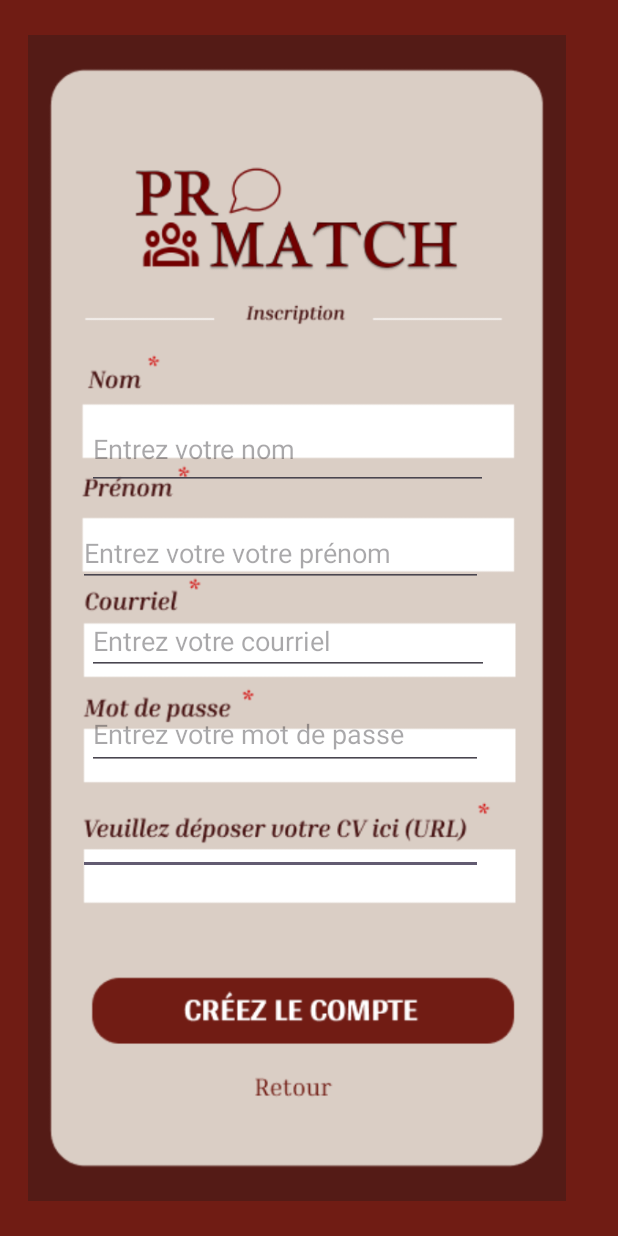
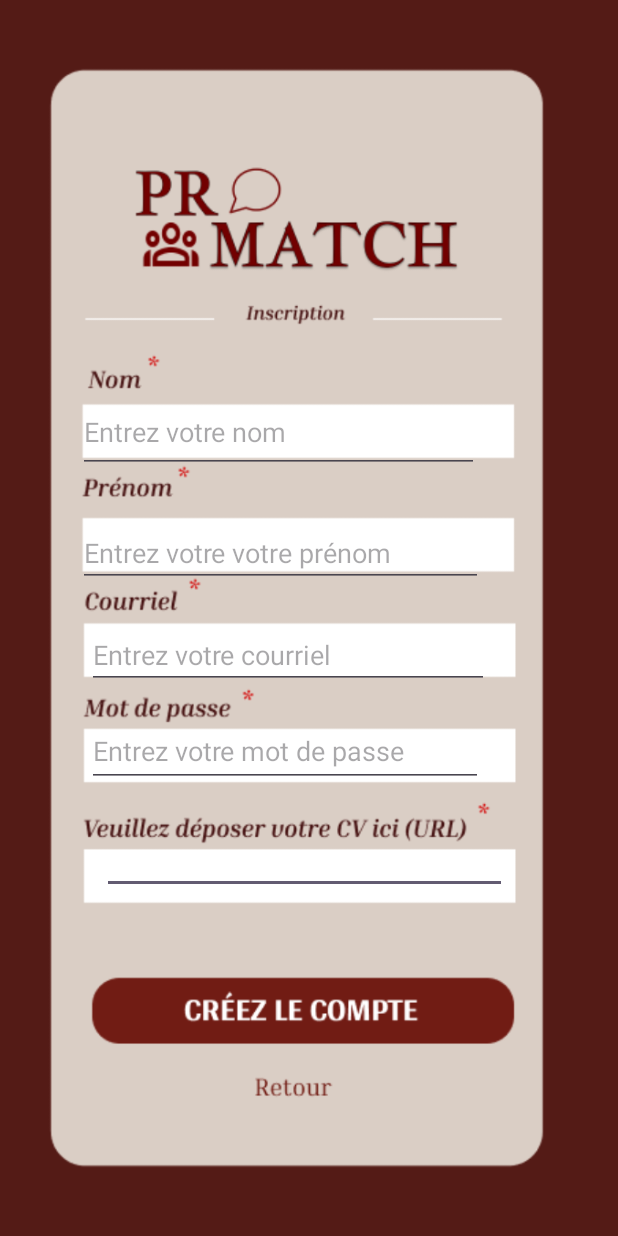
Before and after one commit to eyaCherni965/ProMatch-Mobile-, an Android app: the PageInscription screen opened directly, with no data from a screen before it, on a phone screen of 412 x 824 dp. Run offline under Robolectric (Android 15) with nearby library versions, the phone set to English and light mode, and no system bars.

Commit message:
layout modification

```diff
--- a/app/src/main/res/layout/activity_page_connexion.xml
+++ b/app/src/main/res/layout/activity_page_connexion.xml
@@ -72,7 +72,8 @@
         android:id="@+id/buttonConnecter"
         android:layout_width="336dp"
         android:layout_height="70dp"
-        android:background="@android:color/transparent"
+        android:alpha="0"
+        android:background="@color/black"
         android:text=""
         app:layout_constraintBottom_toBottomOf="parent"
         app:layout_constraintEnd_toEndOf="parent"
--- a/app/src/main/res/layout/activity_page_inscription.xml
+++ b/app/src/main/res/layout/activity_page_inscription.xml
@@ -5,7 +5,7 @@
     android:id="@+id/main"
     android:layout_width="match_parent"
     android:layout_height="match_parent"
-    android:background="#701C14"
+    android:background="#541B16"
     tools:context=".PageInscription">
 
 
@@ -15,6 +15,7 @@
         android:layout_height="777dp"
         android:layout_marginStart="2dp"
         android:layout_marginEnd="16dp"
+        android:background="#541B16"
         app:layout_constraintBottom_toBottomOf="parent"
         app:layout_constraintEnd_toEndOf="parent"
         app:layout_constraintHorizontal_bias="0.518"
@@ -26,38 +27,39 @@
         android:id="@+id/url_cv"
         android:layout_width="270dp"
         android:layout_height="30dp"
-        android:layout_marginStart="52dp"
+        android:layout_marginStart="68dp"
         app:layout_constraintBottom_toBottomOf="parent"
         app:layout_constraintStart_toStartOf="parent"
         app:layout_constraintTop_toTopOf="parent"
-        app:layout_constraintVertical_bias="0.697" />
+        app:layout_constraintVertical_bias="0.713" />
 
     <Button
         android:id="@+id/inscriptionRetour"
-        android:layout_width="wrap_content"
-        android:layout_height="wrap_content"
-        android:text=""
-        android:background="@android:color/transparent"
+        android:layout_width="165dp"
+        android:layout_height="37dp"
+        android:alpha="0"
+        android:background="@color/black"
+        android:text="retour"
         app:layout_constraintBottom_toBottomOf="parent"
         app:layout_constraintEnd_toEndOf="parent"
-        app:layout_constraintHorizontal_bias="0.464"
+        app:layout_constraintHorizontal_bias="0.455"
         app:layout_constraintStart_toStartOf="parent"
         app:layout_constraintTop_toTopOf="parent"
-        app:layout_constraintVertical_bias="0.859"
+        app:layout_constraintVertical_bias="0.885"
         tools:ignore="SpeakableTextPresentCheck" />
 
     <Button
         android:id="@+id/buttonInscription"
-        android:layout_width="272dp"
-        android:layout_height="64dp"
-        android:background="@android:color/transparent"
-        android:text=""
+        android:layout_width="307dp"
+        android:layout_height="42dp"
+        android:alpha="0"
+        android:background="@color/black"
+        android:text="cree compte"
         app:layout_constraintBottom_toBottomOf="parent"
         app:layout_constraintEnd_toEndOf="parent"
-        app:layout_constraintHorizontal_bias="0.417"
         app:layout_constraintStart_toStartOf="parent"
         app:layout_constraintTop_toTopOf="@+id/imageView4"
-        app:layout_constraintVertical_bias="0.741"
+        app:layout_constraintVertical_bias="0.806"
         tools:ignore="SpeakableTextPresentCheck" />
 
     <EditText
@@ -72,7 +74,7 @@
         app:layout_constraintHorizontal_bias="0.394"
         app:layout_constraintStart_toStartOf="parent"
         app:layout_constraintTop_toTopOf="parent"
-        app:layout_constraintVertical_bias="0.6"
+        app:layout_constraintVertical_bias="0.615"
         tools:ignore="TouchTargetSizeCheck" />
 
     <EditText
@@ -87,7 +89,7 @@
         app:layout_constraintHorizontal_bias="0.405"
         app:layout_constraintStart_toStartOf="parent"
         app:layout_constraintTop_toTopOf="parent"
-        app:layout_constraintVertical_bias="0.521"
+        app:layout_constraintVertical_bias="0.533"
         tools:ignore="TouchTargetSizeCheck" />
 
     <EditText
@@ -115,10 +117,10 @@
         android:minHeight="48dp"
         app:layout_constraintBottom_toBottomOf="parent"
         app:layout_constraintEnd_toEndOf="parent"
-        app:layout_constraintHorizontal_bias="0.402"
+        app:layout_constraintHorizontal_bias="0.361"
         app:layout_constraintStart_toStartOf="parent"
         app:layout_constraintTop_toTopOf="parent"
-        app:layout_constraintVertical_bias="0.354" />
+        app:layout_constraintVertical_bias="0.339" />
 
 
 </androidx.constraintlayout.widget.ConstraintLayout>
```
Also changed, not shown: app/src/main/res/layout/activity_choix_etudiant.xml (+20 -16 lines).
